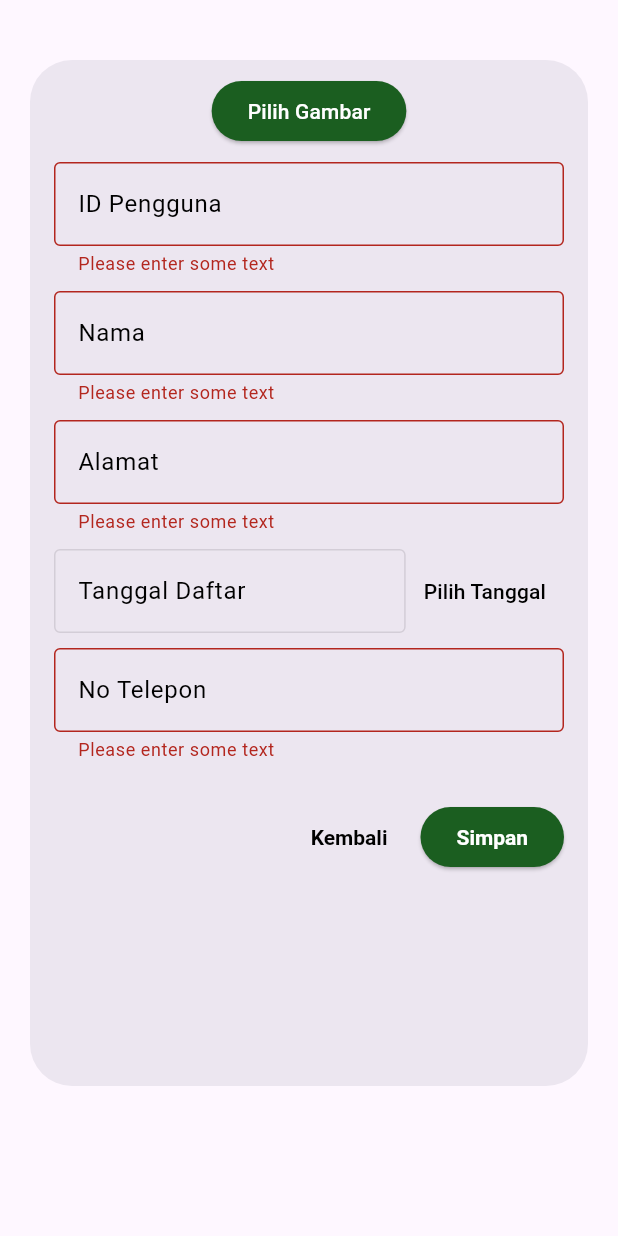
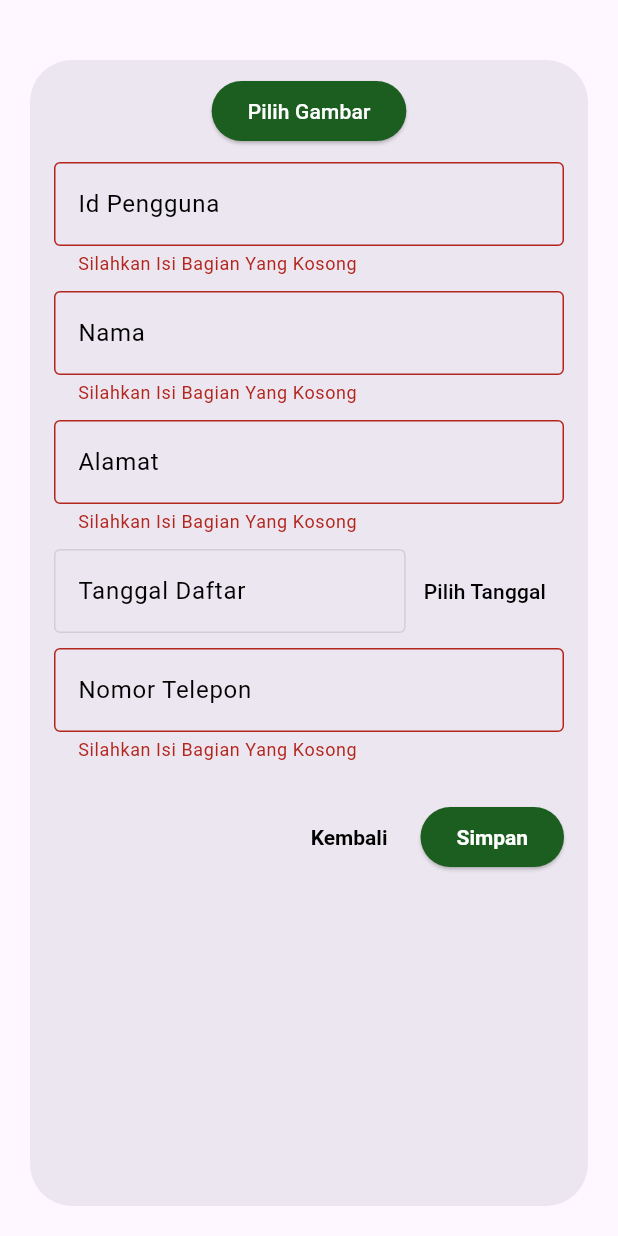
Before and after one commit to rayhanrizaldii/eas, a Flutter app: the EditUser widget shown alone on an empty page, opened directly with empty values, after a tap on "Simpan", on a phone screen of 412 x 824 dp. Run offline on Flutter 3.47's test engine with Material 3 defaults, Android fonts, the light colour scheme and no system bars; our stand-ins replace fl_chart, flutter_remix, image_picker; network calls fail.

Commit message:
Update Edit User

```diff
--- a/lib/pages/user/Edit_User.dart
+++ b/lib/pages/user/Edit_User.dart
@@ -1,6 +1,5 @@
 import 'dart:convert';
 import 'dart:io';
-import 'dart:typed_data';
 import 'package:eas/main.dart';
 import 'package:eas/services/user/fetchUser.dart';
 import 'package:flutter/material.dart';
@@ -77,14 +76,11 @@ class _EditUserState extends State<EditUser> {
 
       final data = jsonData['data'][0] as Map<String, dynamic>;
 
-      // Check if 'foto' field is a String
       if (data.containsKey('foto') && data['foto'] is String) {
         String encodedFoto = data['foto'];
-        // Decode the encoded data (assuming it's base64)
         List<int> decodedBytes = base64.decode(encodedFoto);
         String decodedString = utf8.decode(decodedBytes);
 
-        // Now you can use the decodedString as needed
         data['foto'] = decodedString;
       }
 
@@ -102,11 +98,7 @@ class _EditUserState extends State<EditUser> {
       _alamatController.text = data['alamat'];
       _notelpController.text = data['no_telpon'];
 
-      // Check if 'foto' field is a String
       if (data['foto'] is String) {
-        // Decode the base64-encoded image data
-
-        // Save the decoded bytes to a File
         _image = ('http://192.168.110.215:8080/eas/pengguna/images/' +
             data['foto']) as File?;
         ;
@@ -117,7 +109,7 @@ class _EditUserState extends State<EditUser> {
   @override
   Widget build(BuildContext context) {
     return Padding(
-      padding: const EdgeInsets.fromLTRB(20, 40, 20, 100),
+      padding: const EdgeInsets.fromLTRB(20, 40, 20, 20),
       child: Dialog(
         insetPadding: EdgeInsets.zero,
         child: Center(
@@ -170,24 +162,9 @@ class _EditUserState extends State<EditUser> {
                       ),
                       Padding(
                         padding: EdgeInsets.symmetric(horizontal: 16.0),
-                        child: TextFormField(
-                          cursorColor: Colors.black,
+                        child: TextFieldCustom(
                           controller: _idpenggunaController,
-                          validator: (value) {
-                            if (value == null || value.isEmpty) {
-                              return 'Please enter some text';
-                            }
-                            return null;
-                          },
-                          decoration: InputDecoration(
-                            labelText: 'ID Pengguna',
-                            border: OutlineInputBorder(),
-                            focusedBorder: OutlineInputBorder(
-                                borderSide: BorderSide(color: Colors.black)),
-                            labelStyle: TextStyle(
-                              color: Colors.black,
-                            ),
-                          ),
+                          labelText: 'Id Pengguna',
                         ),
                       ),
                       const SizedBox(
@@ -195,24 +172,9 @@ class _EditUserState extends State<EditUser> {
                       ),
                       Padding(
                         padding: EdgeInsets.symmetric(horizontal: 16.0),
-                        child: TextFormField(
-                          cursorColor: Colors.black,
+                        child: TextFieldCustom(
                           controller: _namaController,
-                          validator: (value) {
-                            if (value == null || value.isEmpty) {
-                              return 'Please enter some text';
-                            }
-                            return null;
-                          },
-                          decoration: InputDecoration(
-                            labelText: 'Nama',
-                            border: OutlineInputBorder(),
-                            focusedBorder: OutlineInputBorder(
-                                borderSide: BorderSide(color: Colors.black)),
-                            labelStyle: TextStyle(
-                              color: Colors.black,
-                            ),
-                          ),
+                          labelText: 'Nama',
                         ),
                       ),
                       const SizedBox(
@@ -220,24 +182,9 @@ class _EditUserState extends State<EditUser> {
                       ),
                       Padding(
                         padding: EdgeInsets.symmetric(horizontal: 16.0),
-                        child: TextFormField(
-                          cursorColor: Colors.black,
+                        child: TextFieldCustom(
                           controller: _alamatController,
-                          validator: (value) {
-                            if (value == null || value.isEmpty) {
-                              return 'Please enter some text';
-                            }
-                            return null;
-                          },
-                          decoration: InputDecoration(
-                            labelText: 'Alamat',
-                            border: OutlineInputBorder(),
-                            focusedBorder: OutlineInputBorder(
-                                borderSide: BorderSide(color: Colors.black)),
-                            labelStyle: TextStyle(
-                              color: Colors.black,
-                            ),
-                          ),
+                          labelText: 'Alamat',
                         ),
                       ),
                       const SizedBox(
@@ -281,25 +228,9 @@ class _EditUserState extends State<EditUser> {
                       ),
                       Padding(
                         padding: EdgeInsets.symmetric(horizontal: 16.0),
-                        child: TextFormField(
-                          cursorColor: Colors.black,
+                        child: TextFieldCustom(
                           controller: _notelpController,
-                          validator: (value) {
-                            if (value == null || value.isEmpty) {
-                              return 'Please enter some text';
-                            }
-                            return null;
-                          },
-                          decoration: InputDecoration(
-                            labelText: 'No Telepon',
-                            border: OutlineInputBorder(
-                                borderSide: BorderSide(color: Colors.black)),
-                            focusedBorder: OutlineInputBorder(
-                                borderSide: BorderSide(color: Colors.black)),
-                            labelStyle: TextStyle(
-                              color: Colors.black,
-                            ),
-                          ),
+                          labelText: 'Nomor Telepon',
                         ),
                       ),
                       SizedBox(height: 10.0),
@@ -399,3 +330,38 @@ class _EditUserState extends State<EditUser> {
     );
   }
 }
+
+class TextFieldCustom extends StatelessWidget {
+  const TextFieldCustom({
+    Key? key,
+    required this.controller,
+    required this.labelText,
+  }) : super(key: key);
+
+  final TextEditingController controller;
+  final String labelText;
+
+  @override
+  Widget build(BuildContext context) {
+    return TextFormField(
+      cursorColor: Colors.black,
+      controller: controller,
+      validator: (value) {
+        if (value == null || value.isEmpty) {
+          return 'Silahkan Isi Bagian Yang Kosong';
+        }
+        return null;
+      },
+      decoration: InputDecoration(
+        labelText: labelText,
+        border: OutlineInputBorder(),
+        focusedBorder: OutlineInputBorder(
+          borderSide: BorderSide(color: Colors.black),
+        ),
+        labelStyle: TextStyle(
+          color: Colors.black,
+        ),
+      ),
+    );
+  }
+}
```
